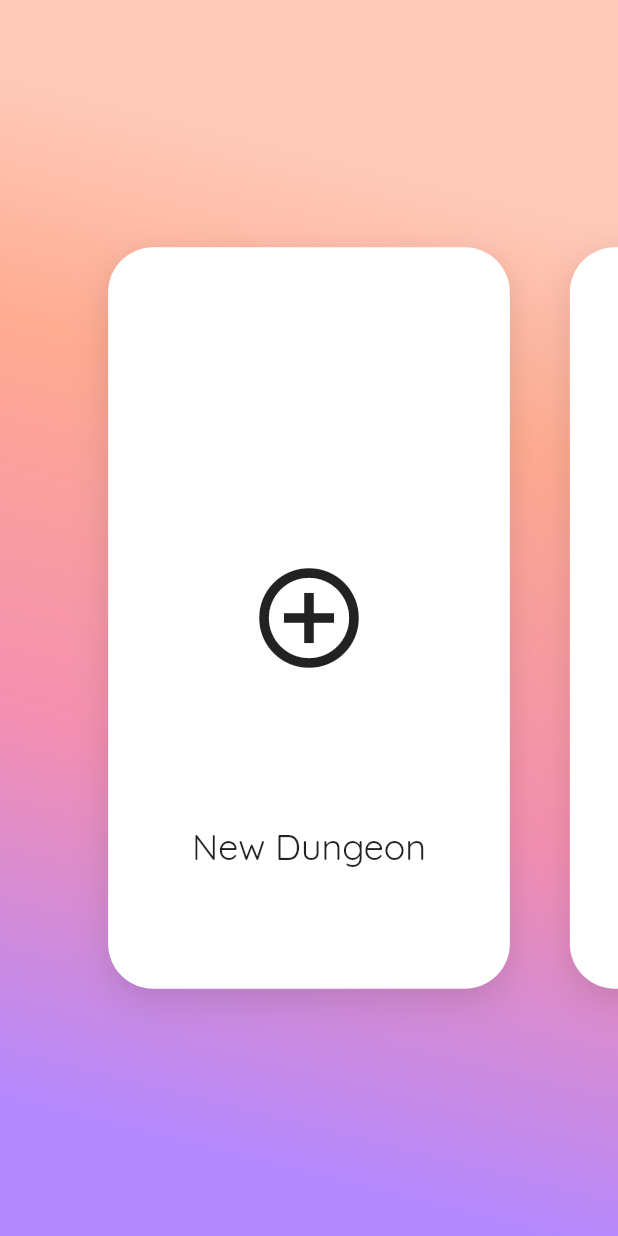
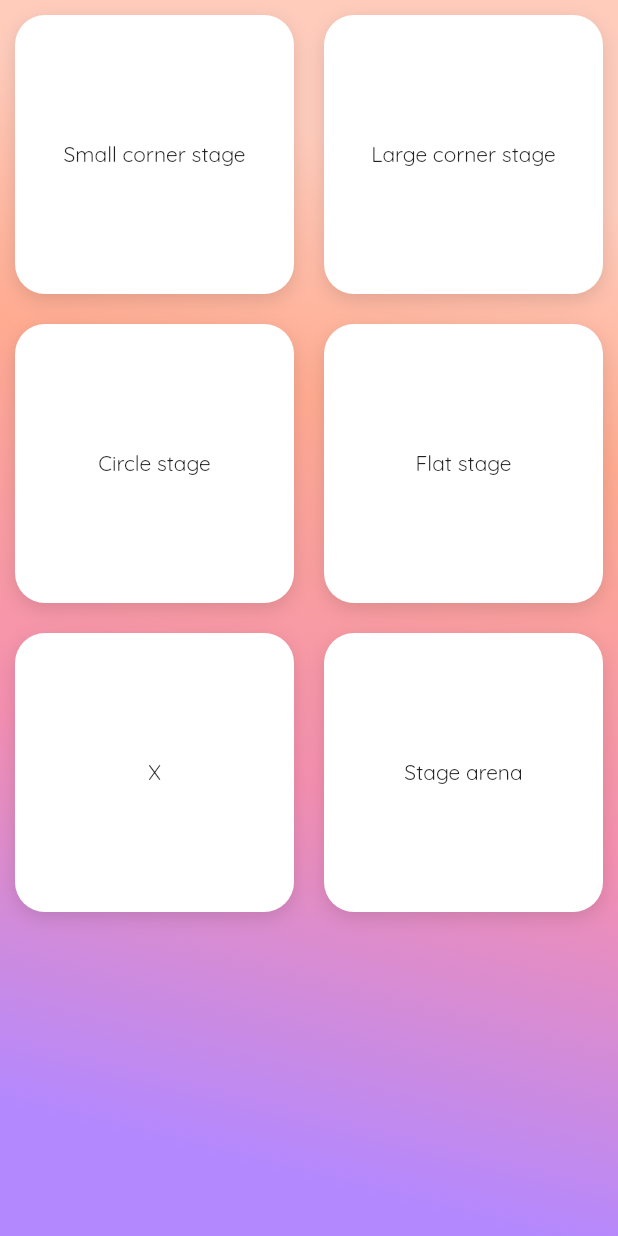
Before and after one commit to naunow/RandomDungeonGenerator, a Flutter app: the screen it shows after launch, on a phone screen of 412 x 824 dp. Run offline on Flutter 3.47's test engine with Material 2 defaults, Android fonts, the phone set to English and light mode, and no system bars.

Commit message:
trying refactoring... changed layout.

```diff
--- a/lib/common_style.dart
+++ b/lib/common_style.dart
@@ -7,8 +7,12 @@ const kBodyTextColor = Color(0xFF303030);
 final kShadowColor = Color(0xFF000000).withOpacity(.12);
 
 /// Stages
-const String stageCorners = 'corners';
-const String stageSingleCorners = "singleCorners";
+const String stageCorners = '00';
+const String stageSingleCorners = "10";
+const String stageCircle = "20";
+const String stageFlat = "30";
+const String stageX = "40";
+const String stageArena = "50";
 
 /// Label Text
 class LabelContainer extends StatelessWidget {
--- a/lib/main.dart
+++ b/lib/main.dart
@@ -1,6 +1,6 @@
 import 'package:flutter/material.dart';
 import 'package:flutter/rendering.dart';
-import 'package:randomdungeongenerator/screen/top_page.dart';
+import 'package:randomdungeongenerator/screen/top_page_tile.dart';
 
 void main() {
   debugPaintSizeEnabled = false;
@@ -18,7 +18,7 @@ class MyApp extends StatelessWidget {
         primarySwatch: Colors.blue,
         fontFamily: 'Quicksand',
       ),
-      home: TopPage(),
+      home: TopPageTile(),
     );
   }
 }
--- a/lib/screen/top_page.dart
+++ b/lib/screen/top_page.dart
@@ -1,6 +1,5 @@
 import 'package:flutter/material.dart';
 import 'package:randomdungeongenerator/widget/dungeon_card.dart';
-
 import '../common_style.dart';
 import 'dungeon_detail.dart';
 import 'dungeon_create.dart';
--- /dev/null
+++ b/lib/screen/top_page_tile.dart
@@ -0,0 +1,82 @@
+import 'package:flutter/material.dart';
+import 'package:randomdungeongenerator/screen/dungeon_detail.dart';
+import 'package:randomdungeongenerator/widget/stage_tile.dart';
+import '../common_style.dart';
+
+class TopPageTile extends StatefulWidget {
+  @override
+  _TopPageTileState createState() => _TopPageTileState();
+}
+
+class _TopPageTileState extends State<TopPageTile> {
+  @override
+  Widget build(BuildContext context) {
+    return Scaffold(
+      body: Container(
+        decoration: BoxDecoration(
+          gradient: LinearGradient(
+              begin: Alignment.topCenter,
+              end: Alignment.bottomLeft,
+              stops: [0.1, 0.3, 0.6, 0.9],
+              colors: kGradient),
+        ),
+        child: GridView(
+          scrollDirection: Axis.vertical,
+          //controller: _controller,
+          gridDelegate:
+              SliverGridDelegateWithFixedCrossAxisCount(crossAxisCount: 2),
+          children: <Widget>[
+            StageTile(
+              text: 'Small corner stage',
+              onTap: () {
+                Navigator.push(context, MaterialPageRoute(builder: (context) {
+                  return DungeonPage(stageSingleCorners);
+                }));
+              },
+            ),
+            StageTile(
+              text: 'Large corner stage',
+              onTap: () {
+                Navigator.push(context, MaterialPageRoute(builder: (context) {
+                  return DungeonPage(stageCorners);
+                }));
+              },
+            ),
+            StageTile(
+              text: 'Circle stage',
+              onTap: () {
+                Navigator.push(context, MaterialPageRoute(builder: (context) {
+                  return DungeonPage(stageCircle);
+                }));
+              },
+            ),
+            StageTile(
+              text: 'Flat stage',
+              onTap: () {
+                Navigator.push(context, MaterialPageRoute(builder: (context) {
+                  return DungeonPage(stageFlat);
+                }));
+              },
+            ),
+            StageTile(
+              text: 'X',
+              onTap: () {
+                Navigator.push(context, MaterialPageRoute(builder: (context) {
+                  return DungeonPage(stageX);
+                }));
+              },
+            ),
+            StageTile(
+              text: 'Stage arena',
+              onTap: () {
+                Navigator.push(context, MaterialPageRoute(builder: (context) {
+                  return DungeonPage(stageArena);
+                }));
+              },
+            ),
+          ],
+        ),
+      ),
+    );
+  }
+}
--- a/lib/viewmodel/Monster.dart
+++ b/lib/viewmodel/Monster.dart
@@ -1,5 +1,4 @@
 import 'package:flutter/cupertino.dart';
-
 import 'GridItem.dart';
 
 class Monster extends GridItem {
--- /dev/null
+++ b/lib/viewmodel/Stage.dart
@@ -0,0 +1,11 @@
+import 'Monster.dart';
+import 'Object.dart';
+class Stage{
+  String value;
+  String name;
+  int column;
+  int row;
+  List<int> disabledTiles;
+  List<Object> objects;
+  List<Monster> monsters;
+}
--- /dev/null
+++ b/lib/widget/stage_tile.dart
@@ -0,0 +1,29 @@
+import 'package:flutter/material.dart';
+import '../common_style.dart';
+class StageTile extends StatelessWidget {
+  final String text;
+  final Function onTap;
+  const StageTile({
+    Key key, this.text, this.onTap,
+  }) : super(key: key);
+
+  @override
+  Widget build(BuildContext context) {
+    return InkWell(
+      onTap: onTap,
+      child: Container(
+        margin: EdgeInsets.all(10),
+        decoration: BoxDecoration(
+            color: Colors.white,
+            borderRadius: BorderRadius.all(Radius.circular(20)),
+            boxShadow: [
+              BoxShadow(
+                  offset: Offset(0, 4),
+                  blurRadius: 10,
+                  color: kShadowColor),
+            ]),
+        child: Center(child: Text(text)),
+      ),
+    );
+  }
+}
```
Also changed, not shown: lib/screen/dungeon_detail.dart (+28 -119 lines).
